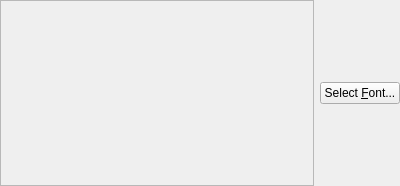
This is src/lib/configwidgetslib/fontbutton.ui in fcitx/fcitx5-configtool as Qt 5 draws it before an edit. The edited form follows.
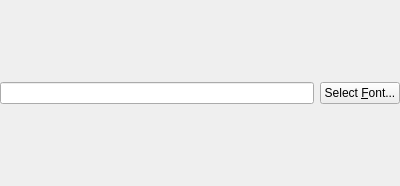
This is the edited form.

Commit message: Improve font button visual look

```diff
--- a/src/lib/configwidgetslib/fontbutton.ui
+++ b/src/lib/configwidgetslib/fontbutton.ui
@@ -33,24 +33,12 @@
     <number>0</number>
    </property>
    <item>
-    <widget class="QLabel" name="fontPreviewLabel">
-     <property name="sizePolicy">
-      <sizepolicy hsizetype="Expanding" vsizetype="Minimum">
-       <horstretch>0</horstretch>
-       <verstretch>0</verstretch>
-      </sizepolicy>
-     </property>
-     <property name="frameShape">
-      <enum>QFrame::StyledPanel</enum>
-     </property>
-     <property name="frameShadow">
-      <enum>QFrame::Sunken</enum>
-     </property>
-     <property name="text">
-      <string/>
-     </property>
+    <widget class="QLineEdit" name="fontPreviewLabel">
      <property name="alignment">
-      <set>Qt::AlignCenter</set>
+      <set>Qt::AlignmentFlag::AlignCenter</set>
+     </property>
+     <property name="readOnly">
+      <bool>true</bool>
      </property>
     </widget>
    </item>
```
The commit also changes 2 other files.
